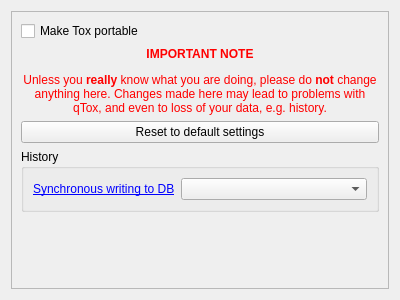
The window that src/widget/form/settings/advancedsettings.ui (qTox/qTox) describes before a commit, drawn with Qt 5.
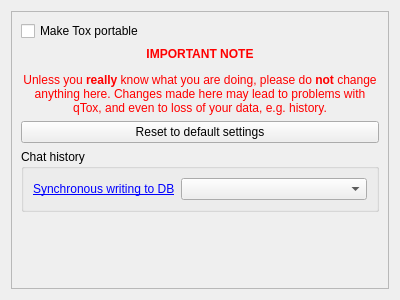
The same window after the commit.

Commit message: chat logs -> chat history, miscellaneous rewordings

Diff of the .ui file:
```diff
--- a/src/widget/form/settings/advancedsettings.ui
+++ b/src/widget/form/settings/advancedsettings.ui
@@ -65,7 +65,7 @@
        <item alignment="Qt::AlignTop">
         <widget class="QGroupBox" name="historyGroup">
          <property name="title">
-          <string>History</string>
+          <string>Chat history</string>
          </property>
          <layout class="QVBoxLayout" name="verticalLayout_3">
           <item>
```
The commit also changes 4 other files.
